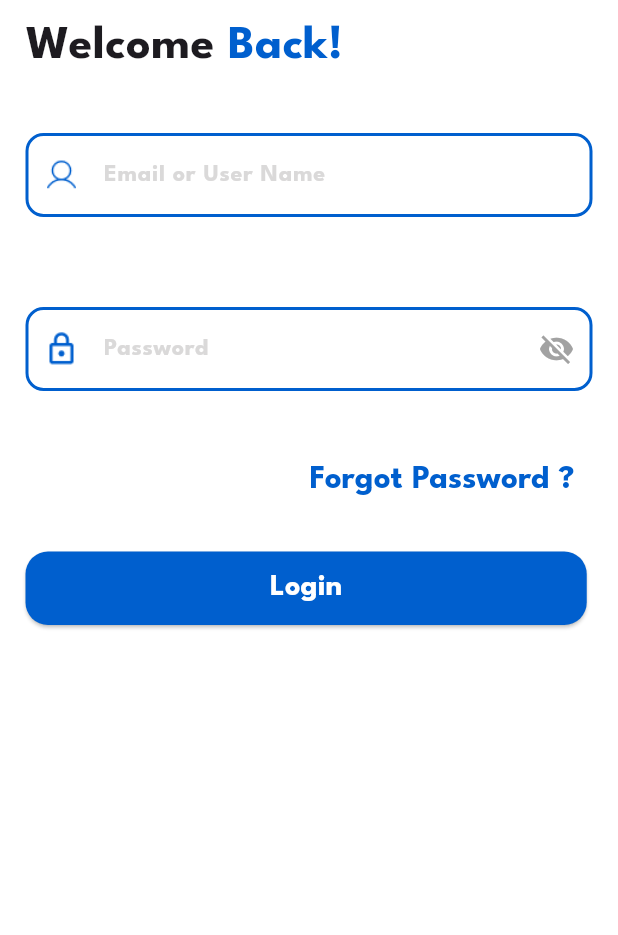
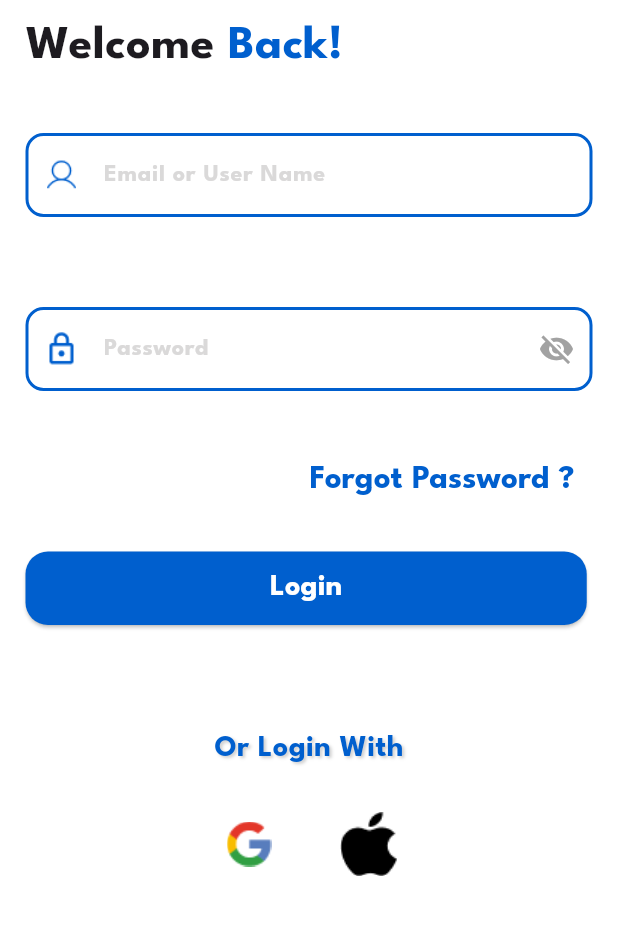
Before and after one commit to shahdkh2288/SignIfy-GraduationProject, a Flutter app: the LoginScreen screen opened by its route, on a phone screen of 412 x 824 dp, the part 251-1186 px from its top. Run offline on Flutter 3.47's test engine with Material 3 defaults, Android fonts, the phone set to English and light mode, and no system bars.

Commit message:
finished login UI screen structure

```diff
--- a/frontend/signify_project/lib/authentication/login.dart
+++ b/frontend/signify_project/lib/authentication/login.dart
@@ -185,9 +185,82 @@ class _LoginScreeState extends State<LoginScreen> {
                         ),
                       ),
                     ),
-                    SizedBox(height: 30),
+                    SizedBox(height: 68),
+                    Center(
+                      child: Text(
+                        'Or Login With',
+                        style: TextStyle(
+                          fontSize: 20,
+                          fontFamily: 'LeagueSpartan',
+                          color: Color(0xFF005FCE),
+                          fontWeight: FontWeight.w100,
+                          shadows: [
+                            Shadow(
+                              color: Colors.grey.withOpacity(0.5),
+                              offset: Offset(1.5, 1.5),
+                              blurRadius: 2.0,
+                            ),
+                          ],
+                        ),
+                      ),
+                    ),
+                    SizedBox(height: 24),
+                    Row(
+                      mainAxisAlignment: MainAxisAlignment.center,
+                      children: [
+                        GestureDetector(
+                          onTap: () {
 
+                          },
+                          child: Image.asset(
+                            'assets/googleIcon.png',
+                            height: 50,
+                            width: 50,
+                          ),
+                        ),
+                        SizedBox(width: 30),
+                        GestureDetector(
+                          onTap: () {
+                            // icloud login
+                          },
+                          child: Image.asset(
+                            'assets/icloudIcon.png',
+                            height: 50,
+                            width: 50,
+                          ),
+                        ),
+                      ],
+                    ),
+                    SizedBox(height: 65),
+                    Row(
+                      mainAxisAlignment: MainAxisAlignment.center,
+                      children: [
+                        Text(
+                          "Don’t have an account ? ",
+                          style: TextStyle(
+                            fontSize: 20,
+                            fontFamily: 'LeagueSpartan',
+                            color: Color(0xFF005FCE),
+                          ),
+                        ),
+                        GestureDetector(
+                          onTap: () {
+                            Navigator.pushNamed(context, '/signup');
+                          },
+                          child: Text(
+                            'Sign Up',
+                            style: TextStyle(
+                              color: Color(0xFF005FCE),
+                              fontFamily: 'LeagueSpartan',
+                              fontWeight: FontWeight.bold,
+                              fontSize: 22,
+                            ),
+                          ),
+                        ),
+                      ],
+                    )
                   ],
+
                 ),
               ),
             ],
--- a/frontend/signify_project/pubspec.yaml
+++ b/frontend/signify_project/pubspec.yaml
@@ -67,6 +67,8 @@ flutter:
   - assets/logo2.png
   - assets/emailIcon.png
   - assets/passIcon.png
+  - assets/googleIcon.png
+  - assets/icloudIcon.png
   #   - images/a_dot_ham.jpeg
 
   # An image asset can refer to one or more resolution-specific "variants", see
```
Also changed, not shown: frontend/signify_project/assets/googleIcon.png (added), frontend/signify_project/assets/icloudIcon.png (added), frontend/signify_project/lib/authentication/signup.dart (added).
